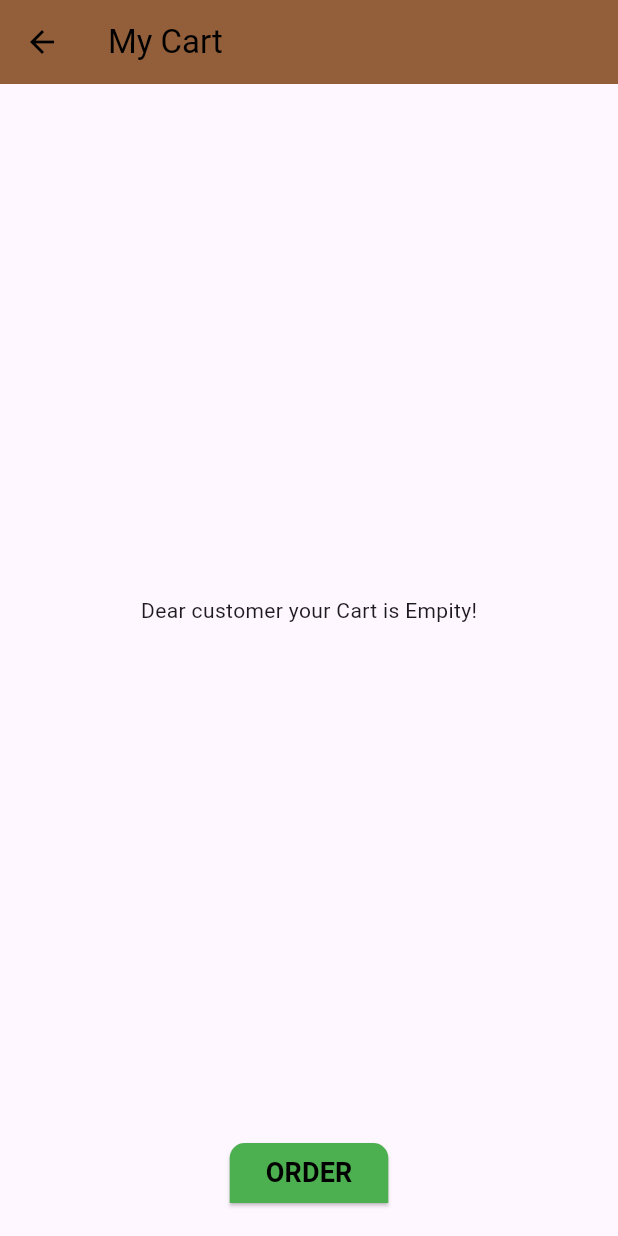
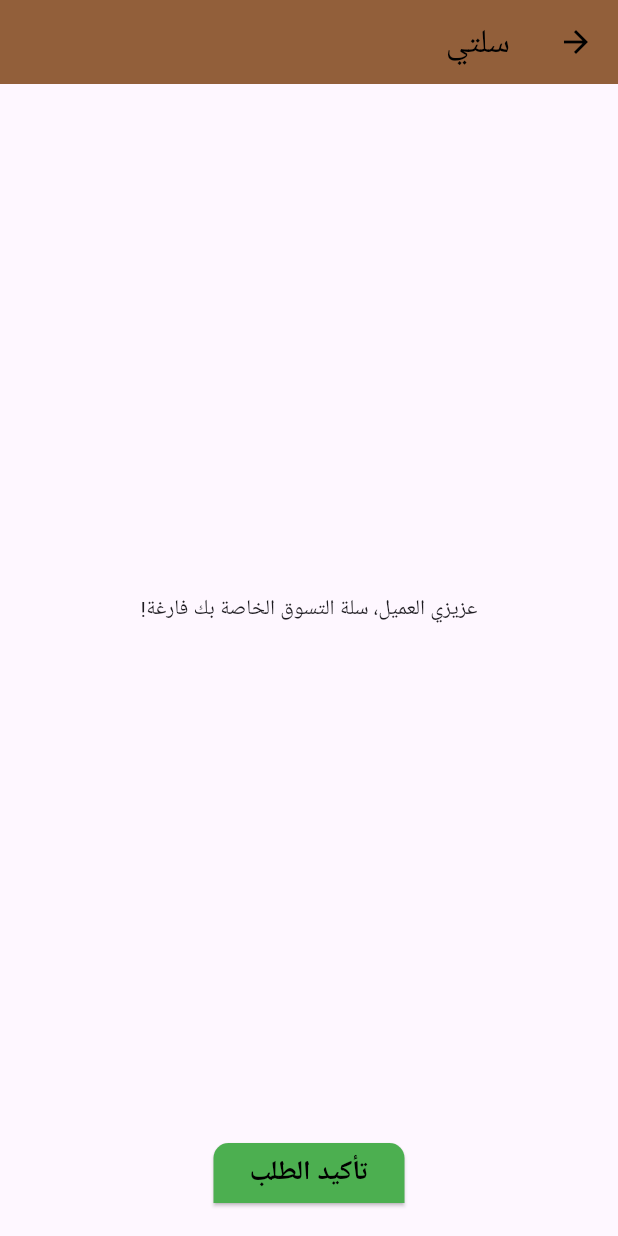
Before and after one commit to Majdasafdev/Thraa_najd_app, a Flutter app: the CartScreen screen opened by its route, on a phone screen of 412 x 824 dp. Run offline on Flutter 3.47's test engine with Material 3 defaults, Android fonts, the phone set to English and light mode, and no system bars; our stand-ins replace cloud_firestore, easy_localization, firebase_auth, firebase_core, modal_progress_hud_nsn, shared_preferences; accounts and stored records are empty.

Commit message:
translate the cartScreen page

```diff
--- a/assets/translations/ar.json
+++ b/assets/translations/ar.json
@@ -29,5 +29,9 @@
     "grain": "حبوب",
     "other": "أخرى",
     "discover": "اكتشف متجر ثراء النجد",
-    "loading": "جاري التحميل..."
+    "loading": "جاري التحميل...",
+    "-----------------------------------------------------------------": "---------------------------------------------------------------",
+    "myCart": "سلتي",
+    "emptyCart": "عزيزي العميل، سلة التسوق الخاصة بك فارغة!",
+    "confirmOrder": "تأكيد الطلب"
 }
--- a/assets/translations/en.json
+++ b/assets/translations/en.json
@@ -33,5 +33,9 @@
     "other": "Other",
     "discover": "Discover Thraa Najd Store",
     "loading": "Loading...........",
-    "-----------------------------------------------------------------": "----------------------------------------------------------------"
+    "-----------------------------------------------------------------": "----------------------------------------------------------------",
+    "------------------------------------------------------------": "----------------------------------------------------------------",
+    "myCart": "My Cart",
+    "emptyCart": "Dear customer your Cart is Empity!",
+    "confirmOrder": "CONFIRM THE OREDER"
 }
--- a/lib/main.dart
+++ b/lib/main.dart
@@ -28,7 +28,6 @@ void main() async {
   );
   runApp(EasyLocalization(
     supportedLocales: [
-      Locale('en'),
       Locale('ar'),
     ],
     path: 'assets/translations',
--- a/lib/screens/User/cartScreen.dart
+++ b/lib/screens/User/cartScreen.dart
@@ -1,6 +1,7 @@
 // ignore_for_file: sort_child_properties_last
 import 'dart:ui';
 
+import 'package:easy_localization/easy_localization.dart';
 import 'package:flutter/material.dart';
 import 'package:provider/provider.dart';
 import 'package:thraa_najd_mobile_app/constants.dart';
@@ -28,7 +29,7 @@ class CartScreen extends StatelessWidget {
         backgroundColor: kMainColor,
         elevation: 0,
         title: Text(
-          'My Cart',
+          'myCart'.tr(),
           style: TextStyle(color: Colors.black),
         ),
         leading: GestureDetector(
@@ -130,7 +131,7 @@ class CartScreen extends StatelessWidget {
                       appBarHeight -
                       statusBarHeight,
                   child: Center(
-                    child: Text("Dear customer your Cart is Empity!"),
+                    child: Text("emptyCart".tr()),
                   ),
                 );
               }
@@ -152,7 +153,7 @@ class CartScreen extends StatelessWidget {
                 ),
               ),
               child: Text(
-                "ORDER",
+                "confirmOrder".tr(),
                 style: TextStyle(
                     fontSize: 18,
                     fontWeight: FontWeight.bold,
--- a/lib/screens/User/home_page.dart
+++ b/lib/screens/User/home_page.dart
@@ -200,7 +200,7 @@ class _HomePageState extends State<HomePage> {
                     Positioned.fill(
                       child: Image(
                         fit: BoxFit.fill,
-                        image: AssetImage(products[index].pLocation.tr()),
+                        image: AssetImage(products[index].pLocation),
                       ),
                     ),
                     Positioned(
@@ -221,7 +221,7 @@ class _HomePageState extends State<HomePage> {
                                   products[index].pName,
                                   style: TextStyle(fontWeight: FontWeight.bold),
                                 ),
-                                Text('${products[index].pPrice}'.tr())
+                                Text('${products[index].pPrice}')
                               ],
                             ),
                           ),
```
